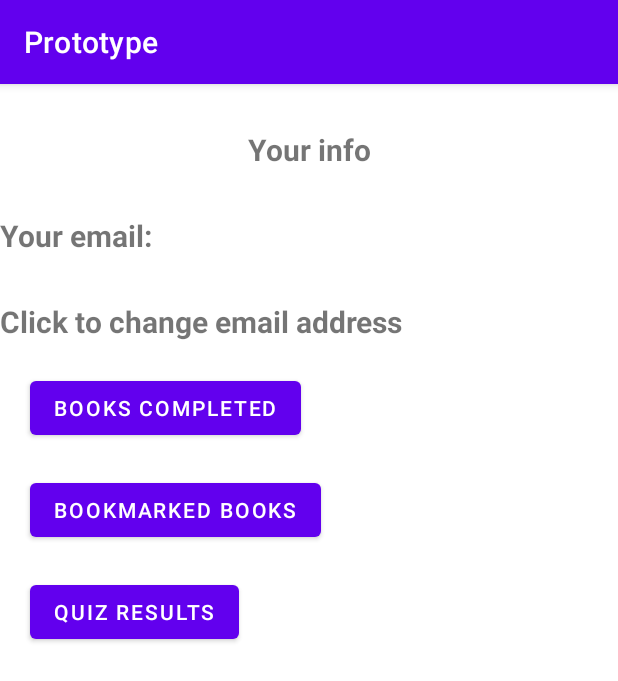
After one commit to TUJesse/AudiobookApplicationPrototype, an Android app: the UserProfile screen opened directly, with no data from a screen before it, on a phone screen of 412 x 824 dp. The commit adds this screen. Shown: the top 681 px of the screen. Run offline under Robolectric (Android 15) with nearby library versions, the phone set to English and light mode, and no system bars.

Commit message:
User info page added but no page functionality added for it yet.

```diff
--- a/app/src/main/AndroidManifest.xml
+++ b/app/src/main/AndroidManifest.xml
@@ -12,6 +12,13 @@
         android:supportsRtl="true"
         android:theme="@style/Theme.Prototype"
         tools:targetApi="31">
+        <activity
+            android:name=".UserProfile"
+            android:exported="false">
+            <meta-data
+                android:name="android.app.lib_name"
+                android:value="" />
+        </activity>
         <activity
             android:name=".BookDecider"
             android:exported="false">
--- /dev/null
+++ b/app/src/main/java/com/example/prototype/UserProfile.java
@@ -0,0 +1,14 @@
+package com.example.prototype;
+
+import androidx.appcompat.app.AppCompatActivity;
+
+import android.os.Bundle;
+
+public class UserProfile extends AppCompatActivity {
+
+    @Override
+    protected void onCreate(Bundle savedInstanceState) {
+        super.onCreate(savedInstanceState);
+        setContentView(R.layout.activity_user_profile);
+    }
+}
--- a/app/src/main/res/layout/activity_login_page.xml
+++ b/app/src/main/res/layout/activity_login_page.xml
@@ -44,14 +44,17 @@
     </EditText>
 
     <Button
+        android:id="@+id/loginBtn"
         android:layout_width="wrap_content"
         android:layout_height="wrap_content"
-        android:id="@+id/loginBtn"
         android:layout_below="@+id/password"
-        android:text="Login"
+        android:layout_centerHorizontal="true"
+        android:layout_marginStart="20dp"
+        android:layout_marginTop="20dp"
+        android:layout_marginEnd="20dp"
+        android:layout_marginBottom="20dp"
         android:gravity="center"
-        android:layout_centerHorizontal="true"
-        android:layout_margin="20dp">
+        android:text="Login">
 
     </Button>
 
--- /dev/null
+++ b/app/src/main/res/layout/activity_user_profile.xml
@@ -0,0 +1,74 @@
+<?xml version="1.0" encoding="utf-8"?>
+<RelativeLayout xmlns:android="http://schemas.android.com/apk/res/android"
+    xmlns:app="http://schemas.android.com/apk/res-auto"
+    xmlns:tools="http://schemas.android.com/tools"
+    android:layout_width="match_parent"
+    android:layout_height="match_parent"
+    tools:context=".UserProfile">
+
+    <Button
+        android:id="@+id/booksCompleted"
+        android:layout_width="wrap_content"
+        android:layout_height="wrap_content"
+        android:layout_margin="20dp"
+        android:layout_below="@+id/changeEmail"
+        android:gravity="center"
+        android:text="Books Completed" />
+
+    <Button
+        android:layout_width="wrap_content"
+        android:layout_height="wrap_content"
+        android:id="@+id/bookmarkedBooks"
+        android:layout_below="@+id/booksCompleted"
+        android:text="Bookmarked Books"
+        android:layout_marginStart="20dp"
+        />
+
+    <TextView
+        android:layout_width="match_parent"
+        android:layout_height="wrap_content"
+        android:id="@+id/userInfo"
+        android:text="Your info"
+        android:textSize="20sp"
+        android:gravity="center"
+        android:layout_marginTop="30dp"
+        android:textStyle="bold"
+        />
+
+    <TextView
+        android:layout_width="match_parent"
+        android:layout_height="wrap_content"
+        android:id="@+id/userEmail"
+        android:text="Your email: "
+        android:textSize="20sp"
+        android:gravity="left"
+        android:layout_below="@+id/userInfo"
+        android:layout_marginTop="30dp"
+        android:textStyle="bold"
+        />
+
+    <TextView
+        android:layout_width="match_parent"
+        android:layout_height="wrap_content"
+        android:id="@+id/changeEmail"
+        android:text="Click to change email address "
+        android:textSize="20sp"
+        android:gravity="left"
+        android:layout_below="@+id/userEmail"
+        android:layout_marginTop="30dp"
+        android:textStyle="bold"
+        />
+
+    <Button
+        android:layout_width="wrap_content"
+        android:layout_height="wrap_content"
+        android:id="@+id/quizResults"
+        android:text="Quiz Results"
+        android:layout_below="@+id/bookmarkedBooks"
+        android:layout_marginLeft="20dp"
+        android:layout_marginTop="20dp"
+        />
+
+
+
+</RelativeLayout>
```
